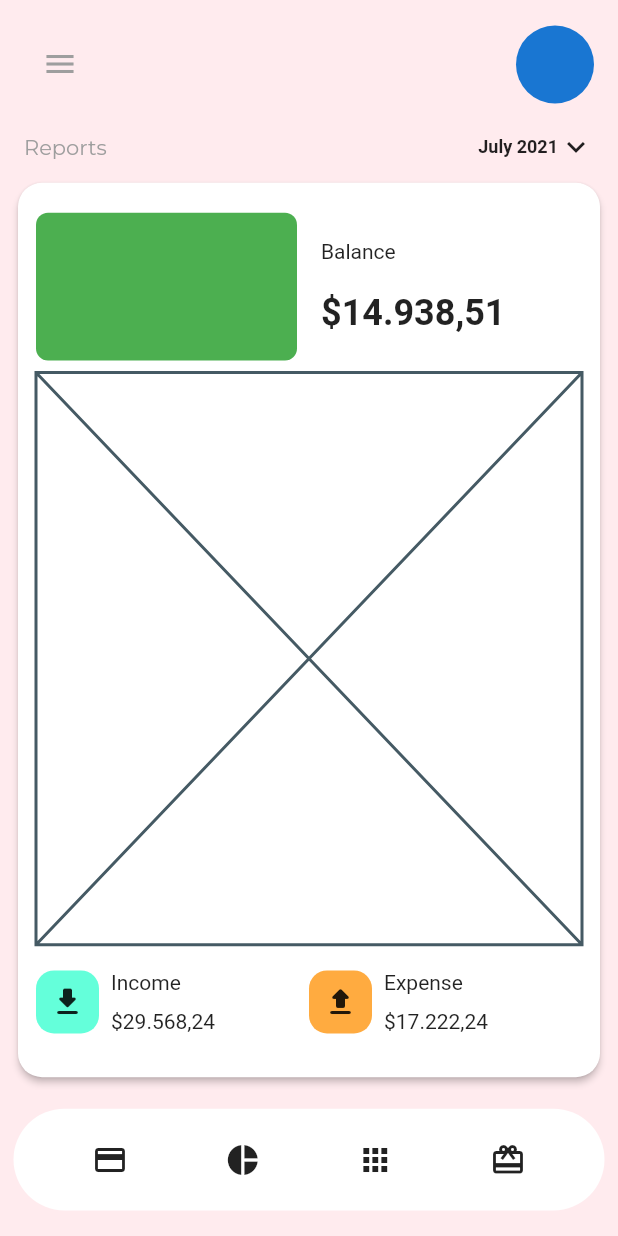
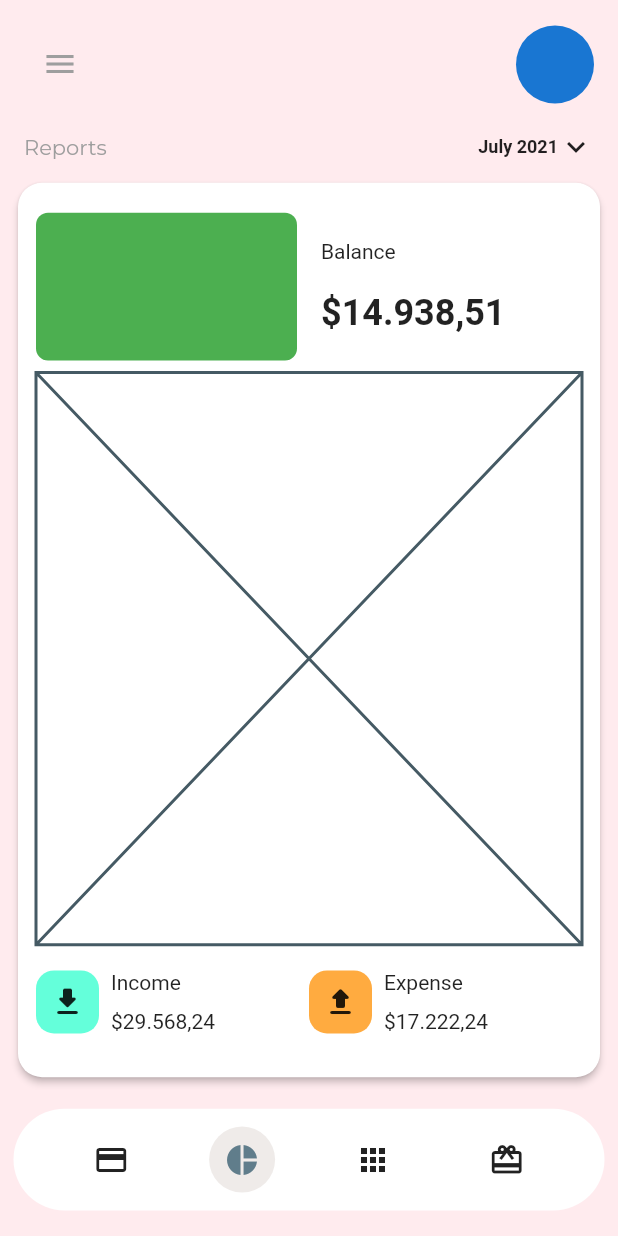
Before and after one commit to JAICHANGPARK/flutter_notebook_11th_story, a Flutter app: the screen it shows after launch, after a tap on the "pie chart" icon, on a phone screen of 412 x 824 dp. Run offline on Flutter 3.47's test engine with Material 2 defaults, Android fonts, the phone set to English and light mode, and no system bars; our stand-ins replace backdrop, badges, flutter_inner_drawer, flutter_slidable, flutter_swiper, google_fonts.

Commit message:
Update bank_balance_page.dart

```diff
--- a/lib/ep749_bank_app/ui/bank_balance_page.dart
+++ b/lib/ep749_bank_app/ui/bank_balance_page.dart
@@ -188,7 +188,19 @@ class _BankBalancePageState extends State<BankBalancePage> {
                               });
                             },
                             icon: Icon(Icons.credit_card)),
-                    IconButton(
+                    _tabIndex  == 1 ? InkWell(
+                      onTap: () {
+                        setState(() {
+                          _tabIndex = 1;
+                        });
+                      },
+                      child: CircleAvatar(
+                        radius: 22,
+                        foregroundColor: Colors.blueGrey,
+                        backgroundColor: Colors.brown[50],
+                        child: Icon(Icons.pie_chart),
+                      ),
+                    ):  IconButton(
                         onPressed: () {
                           setState(() {
                             _tabIndex = 1;
```
